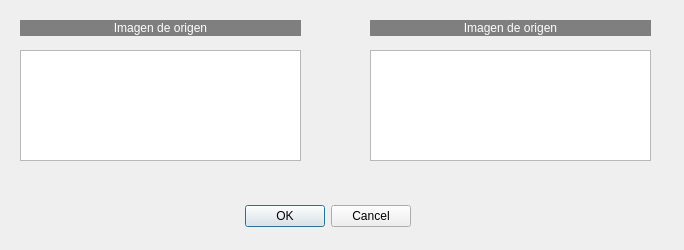
albertogg023/MiniPhotoshopWithOpenCV, file QFotoPaint5-Prac-Prueba/perspectiva.ui: the form before one commit.
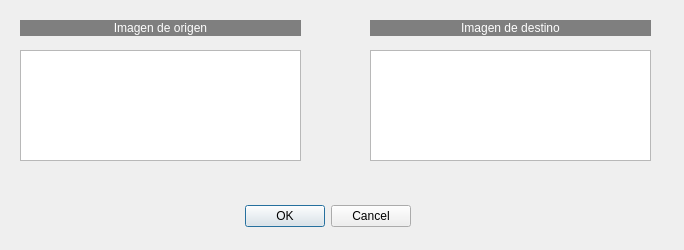
The form after the commit.

Diff of the .ui file:
```diff
--- a/QFotoPaint5-Prac-Prueba/perspectiva.ui
+++ b/QFotoPaint5-Prac-Prueba/perspectiva.ui
@@ -101,7 +101,7 @@
 color: rgb(255, 255, 255);</string>
    </property>
    <property name="text">
-    <string>Imagen de origen</string>
+    <string>Imagen de destino</string>
    </property>
    <property name="alignment">
     <set>Qt::AlignCenter</set>
```
